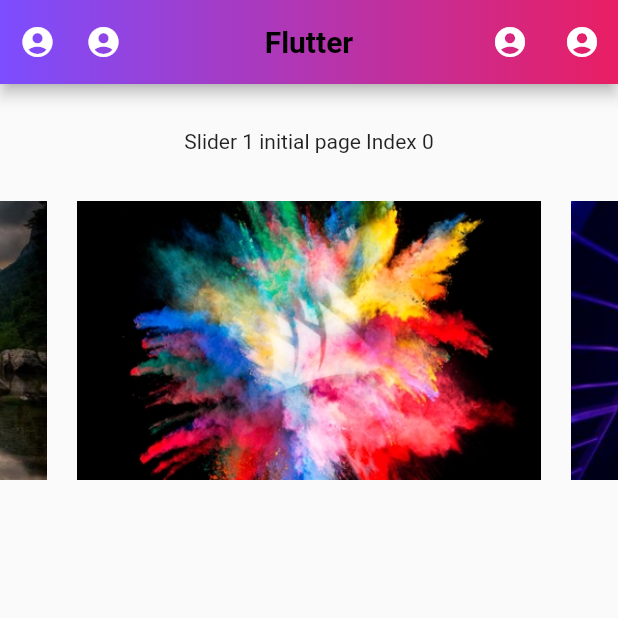
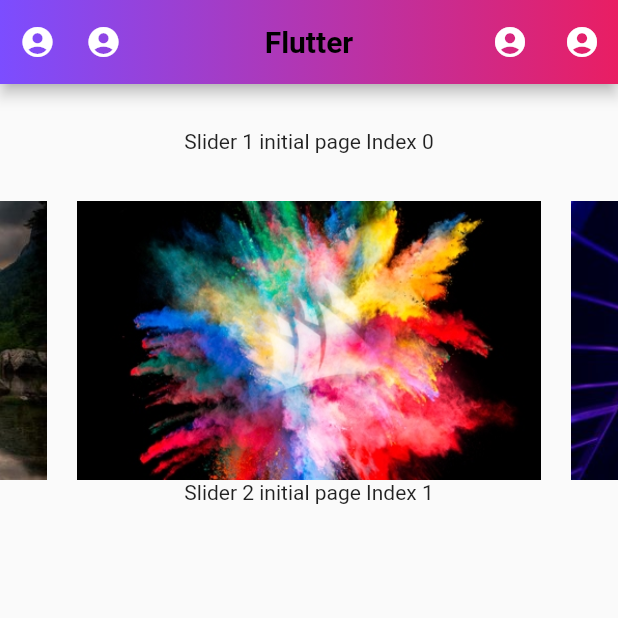
Before and after one commit to HowkMii/flutter-ui, a Flutter app: the screen it shows after launch, on a phone screen of 412 x 824 dp, the top half of it. Run offline on Flutter 3.47's test engine with Material 2 defaults, Android fonts, the phone set to English and light mode, and no system bars; drawn by our look-alikes of carousel_slider; our stand-ins replace flushbar; missing offline and left inert: dart:ffi.

Commit message:
using builder not map

```diff
--- a/lib/main.dart
+++ b/lib/main.dart
@@ -91,6 +91,11 @@ class _MyHomePageState extends State<MyHomePage> {
               );
             }).toList(),
           ),
+          Text("Slider 2 initial page Index 1\n\n",textAlign: TextAlign.center,),
+          CarouselSlider(
+            //2nd methode
+
+          ),
         ],
       ),
     );
```
